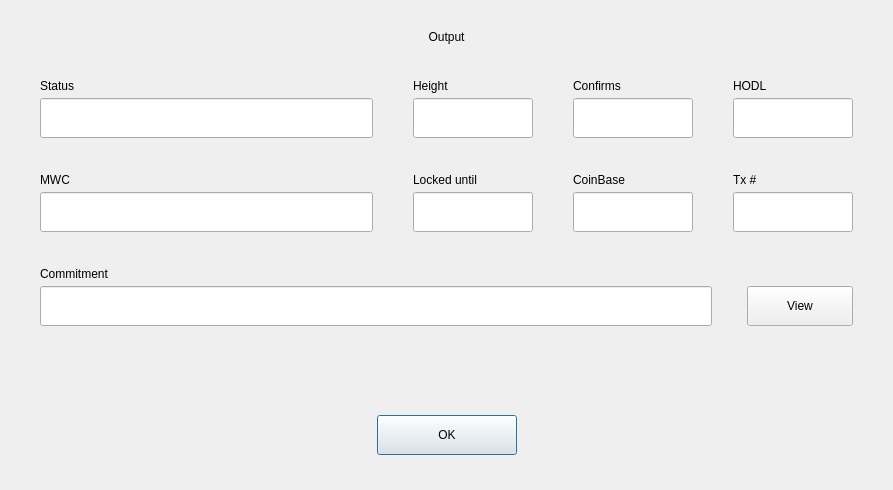
The window that dialogs/e_showoutputdlg.ui (0xkobe/mwc-wallet) describes before a commit, drawn with Qt 5.
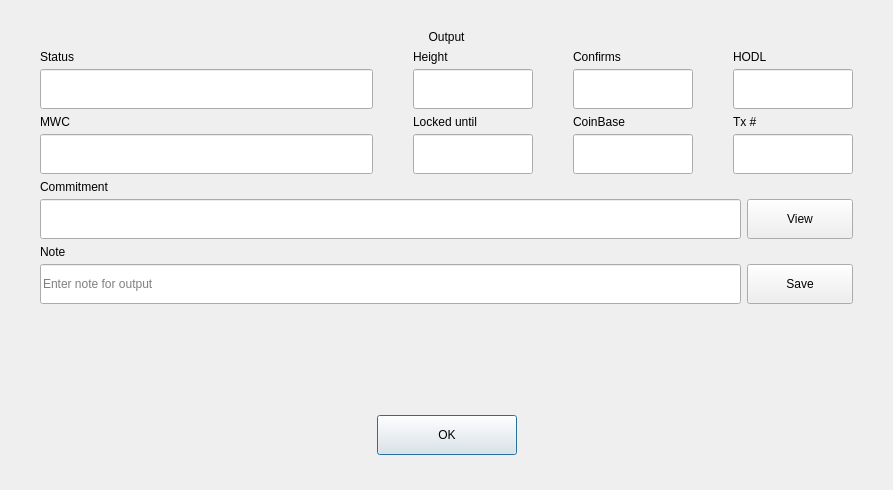
The same window after the commit. Custom widgets are drawn as their Qt base class.

Commit message: allow user to add note to output in output diaglog

Diff of the .ui file:
```diff
--- a/dialogs/e_showoutputdlg.ui
+++ b/dialogs/e_showoutputdlg.ui
@@ -19,9 +19,9 @@
   <property name="windowTitle">
    <string>Dialog</string>
   </property>
-  <layout class="QVBoxLayout" name="verticalLayout_11">
+  <layout class="QVBoxLayout" name="verticalLayout_13">
    <property name="spacing">
-    <number>35</number>
+    <number>-1</number>
    </property>
    <property name="leftMargin">
     <number>40</number>
@@ -549,6 +549,118 @@
      </item>
     </layout>
    </item>
+   <item>
+    <layout class="QHBoxLayout" name="horizontalLayout_2">
+     <item>
+      <layout class="QVBoxLayout" name="verticalLayout_11">
+       <property name="spacing">
+        <number>5</number>
+       </property>
+       <item>
+        <widget class="control::MwcLabelSmall" name="label_14">
+         <property name="sizePolicy">
+          <sizepolicy hsizetype="Fixed" vsizetype="Preferred">
+           <horstretch>0</horstretch>
+           <verstretch>0</verstretch>
+          </sizepolicy>
+         </property>
+         <property name="maximumSize">
+          <size>
+           <width>16777215</width>
+           <height>22</height>
+          </size>
+         </property>
+         <property name="text">
+          <string>Note</string>
+         </property>
+        </widget>
+       </item>
+       <item>
+        <widget class="control::MwcLineEditNormal" name="outputNote">
+         <property name="minimumSize">
+          <size>
+           <width>0</width>
+           <height>40</height>
+          </size>
+         </property>
+         <property name="maximumSize">
+          <size>
+           <width>16777215</width>
+           <height>40</height>
+          </size>
+         </property>
+         <property name="text">
+          <string/>
+         </property>
+         <property name="maxLength">
+          <number>300</number>
+         </property>
+         <property name="readOnly">
+          <bool>false</bool>
+         </property>
+         <property name="placeholderText">
+          <string>Enter note for output</string>
+         </property>
+        </widget>
+       </item>
+      </layout>
+     </item>
+     <item>
+      <layout class="QVBoxLayout" name="verticalLayout_12">
+       <property name="spacing">
+        <number>0</number>
+       </property>
+       <item>
+        <widget class="control::MwcLabelSmall" name="label_15">
+         <property name="sizePolicy">
+          <sizepolicy hsizetype="Fixed" vsizetype="Preferred">
+           <horstretch>0</horstretch>
+           <verstretch>0</verstretch>
+          </sizepolicy>
+         </property>
+         <property name="maximumSize">
+          <size>
+           <width>16777215</width>
+           <height>22</height>
+          </size>
+         </property>
+         <property name="text">
+          <string/>
+         </property>
+        </widget>
+       </item>
+       <item>
+        <widget class="control::MwcPushButtonNormal" name="pushButton_Save">
+         <property name="minimumSize">
+          <size>
+           <width>106</width>
+           <height>40</height>
+          </size>
+         </property>
+         <property name="maximumSize">
+          <size>
+           <width>106</width>
+           <height>40</height>
+          </size>
+         </property>
+         <property name="focusPolicy">
+          <enum>Qt::StrongFocus</enum>
+         </property>
+         <property name="toolTip">
+          <string>Save note in wallet. Notes are only visible in MWC-Qt Wallet </string>
+         </property>
+         <property name="text">
+          <string>Save</string>
+         </property>
+         <property name="autoDefault">
+          <bool>false</bool>
+         </property>
+        </widget>
+       </item>
+      </layout>
+     </item>
+    </layout>
+   </item>
    <item>
     <spacer name="verticalSpacer">
      <property name="orientation">
@@ -556,8 +668,8 @@
      </property>
      <property name="sizeHint" stdset="0">
       <size>
-       <width>20</width>
-       <height>3</height>
+       <width>17</width>
+       <height>39</height>
       </size>
      </property>
     </spacer>
```
The commit also changes 13 other files.
